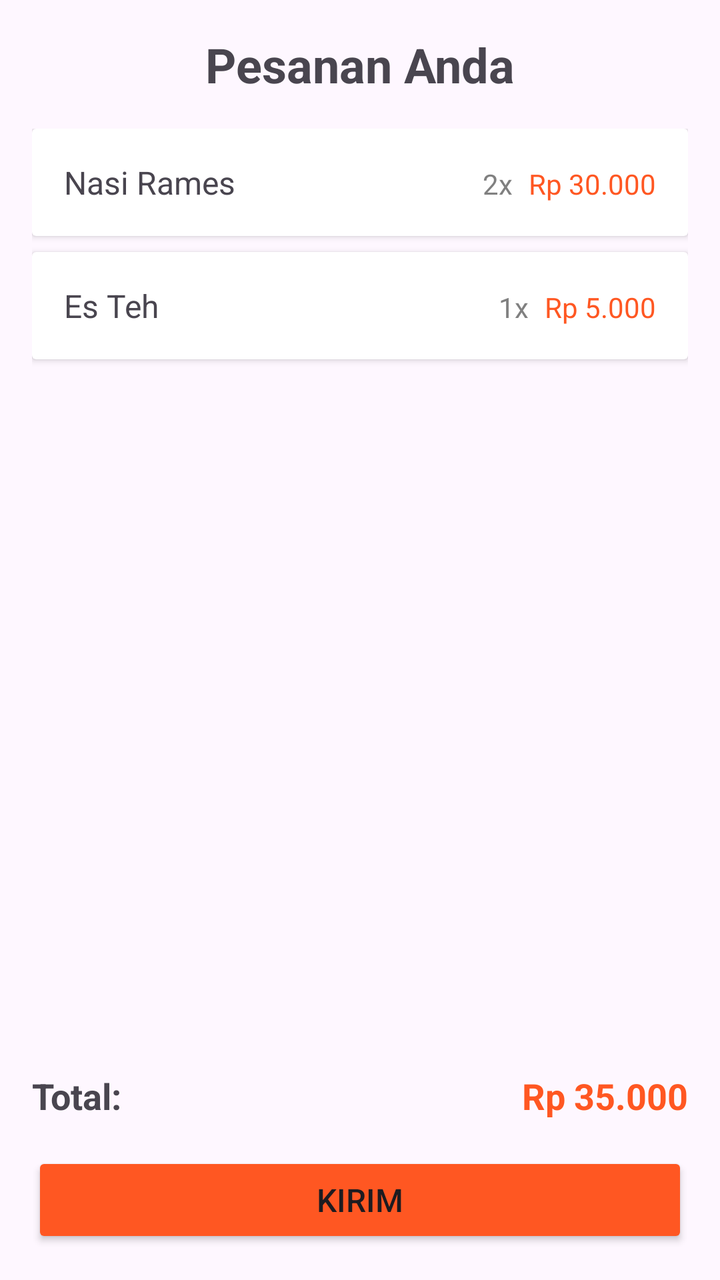
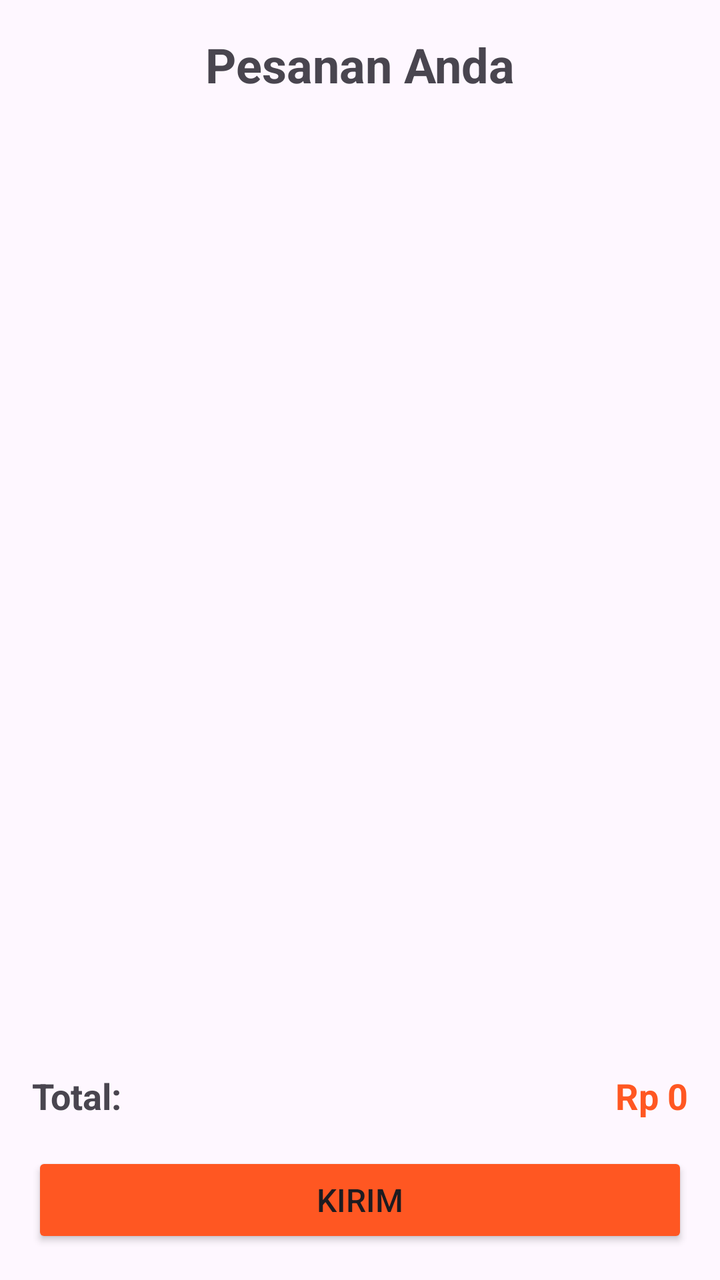

An Android layout rendered at two revisions. The XML below is the earlier revision; the diff shows what the commit changed to produce the second picture.
<!-- AndroidManifest.xml: application theme Theme.WarungWartegTegal -->
<!-- res/layout/activity_order.xml -->
<?xml version="1.0" encoding="utf-8"?>
<LinearLayout xmlns:android="http://schemas.android.com/apk/res/android"
    android:layout_width="match_parent"
    android:layout_height="match_parent"
    android:orientation="vertical"
    android:padding="16dp">

    <TextView
        android:layout_width="match_parent"
        android:layout_height="wrap_content"
        android:text="Pesanan Anda"
        android:textSize="24sp"
        android:textStyle="bold"
        android:gravity="center"
        android:layout_marginBottom="16dp" />

    <ScrollView
        android:layout_width="match_parent"
        android:layout_height="0dp"
        android:layout_weight="1">

        <LinearLayout
            android:layout_width="match_parent"
            android:layout_height="wrap_content"
            android:orientation="vertical">

            
            <androidx.cardview.widget.CardView
                android:layout_width="match_parent"
                android:layout_height="wrap_content"
                android:layout_marginBottom="8dp"
                android:elevation="2dp">

                <LinearLayout
                    android:layout_width="match_parent"
                    android:layout_height="wrap_content"
                    android:orientation="horizontal"
                    android:padding="16dp">

                    <TextView
                        android:layout_width="0dp"
                        android:layout_height="wrap_content"
                        android:layout_weight="1"
                        android:text="Nasi Rames"
                        android:textSize="16sp" />

                    <TextView
                        android:layout_width="wrap_content"
                        android:layout_height="wrap_content"
                        android:text="2x"
                        android:textColor="@color/gray"
                        android:layout_marginEnd="8dp" />

                    <TextView
                        android:layout_width="wrap_content"
                        android:layout_height="wrap_content"
                        android:text="Rp 30.000"
                        android:textColor="@color/orange" />

                </LinearLayout>

            </androidx.cardview.widget.CardView>

            <androidx.cardview.widget.CardView
                android:layout_width="match_parent"
                android:layout_height="wrap_content"
                android:layout_marginBottom="8dp"
                android:elevation="2dp">

                <LinearLayout
                    android:layout_width="match_parent"
                    android:layout_height="wrap_content"
                    android:orientation="horizontal"
                    android:padding="16dp">

                    <TextView
                        android:layout_width="0dp"
                        android:layout_height="wrap_content"
                        android:layout_weight="1"
                        android:text="Es Teh"
                        android:textSize="16sp" />

                    <TextView
                        android:layout_width="wrap_content"
                        android:layout_height="wrap_content"
                        android:text="1x"
                        android:textColor="@color/gray"
                        android:layout_marginEnd="8dp" />

                    <TextView
                        android:layout_width="wrap_content"
                        android:layout_height="wrap_content"
                        android:text="Rp 5.000"
                        android:textColor="@color/orange" />

                </LinearLayout>

            </androidx.cardview.widget.CardView>

        </LinearLayout>

    </ScrollView>

    <LinearLayout
        android:layout_width="match_parent"
        android:layout_height="wrap_content"
        android:orientation="horizontal"
        android:layout_marginBottom="16dp">

        <TextView
            android:layout_width="0dp"
            android:layout_height="wrap_content"
            android:layout_weight="1"
            android:text="Total:"
            android:textSize="18sp"
            android:textStyle="bold" />

        <TextView
            android:id="@+id/tvTotalPrice"
            android:layout_width="wrap_content"
            android:layout_height="wrap_content"
            android:text="Rp 35.000"
            android:textSize="18sp"
            android:textStyle="bold"
            android:textColor="@color/orange" />

    </LinearLayout>

    <Button
        android:id="@+id/btnKirim"
        android:layout_width="match_parent"
        android:layout_height="wrap_content"
        android:text="@string/kirim"
        android:backgroundTint="@color/orange"
        android:textSize="16sp" />

</LinearLayout>
<!-- resources referenced by this layout -->
<resources>
  <color name="gray">#FF808080</color>
  <color name="orange">#FFFF5722</color>
  <string name="kirim">Kirim</string>
  <style name="Theme.WarungWartegTegal" parent="Base.Theme.WarungWartegTegal" />
  <style name="Base.Theme.WarungWartegTegal" parent="Theme.Material3.DayNight.NoActionBar">
          
          <item name="colorPrimary">@color/orange</item>
          <item name="colorPrimaryVariant">@color/dark_orange</item>
          <item name="colorOnPrimary">@color/white</item>
      </style>
  <color name="dark_orange">#FFE64A19</color>
  <color name="white">#FFFFFFFF</color>
</resources>

<!-- the commit's change to res/layout/activity_order.xml (unified diff, before → after) -->
@@ -14,92 +14,11 @@
         android:gravity="center"
         android:layout_marginBottom="16dp" />
 
-    <ScrollView
+    <androidx.recyclerview.widget.RecyclerView
+        android:id="@+id/rvOrders"
         android:layout_width="match_parent"
         android:layout_height="0dp"
-        android:layout_weight="1">
-
-        <LinearLayout
-            android:layout_width="match_parent"
-            android:layout_height="wrap_content"
-            android:orientation="vertical">
-
-            
-            <androidx.cardview.widget.CardView
-                android:layout_width="match_parent"
-                android:layout_height="wrap_content"
-                android:layout_marginBottom="8dp"
-                android:elevation="2dp">
-
-                <LinearLayout
-                    android:layout_width="match_parent"
-                    android:layout_height="wrap_content"
-                    android:orientation="horizontal"
-                    android:padding="16dp">
-
-                    <TextView
-                        android:layout_width="0dp"
-                        android:layout_height="wrap_content"
-                        android:layout_weight="1"
-                        android:text="Nasi Rames"
-                        android:textSize="16sp" />
-
-                    <TextView
-                        android:layout_width="wrap_content"
-                        android:layout_height="wrap_content"
-                        android:text="2x"
-                        android:textColor="@color/gray"
-                        android:layout_marginEnd="8dp" />
-
-                    <TextView
-                        android:layout_width="wrap_content"
-                        android:layout_height="wrap_content"
-                        android:text="Rp 30.000"
-                        android:textColor="@color/orange" />
-
-                </LinearLayout>
-
-            </androidx.cardview.widget.CardView>
-
-            <androidx.cardview.widget.CardView
-                android:layout_width="match_parent"
-                android:layout_height="wrap_content"
-                android:layout_marginBottom="8dp"
-                android:elevation="2dp">
-
-                <LinearLayout
-                    android:layout_width="match_parent"
-                    android:layout_height="wrap_content"
-                    android:orientation="horizontal"
-                    android:padding="16dp">
-
-                    <TextView
-                        android:layout_width="0dp"
-                        android:layout_height="wrap_content"
-                        android:layout_weight="1"
-                        android:text="Es Teh"
-                        android:textSize="16sp" />
-
-                    <TextView
-                        android:layout_width="wrap_content"
-                        android:layout_height="wrap_content"
-                        android:text="1x"
-                        android:textColor="@color/gray"
-                        android:layout_marginEnd="8dp" />
-
-                    <TextView
-                        android:layout_width="wrap_content"
-                        android:layout_height="wrap_content"
-                        android:text="Rp 5.000"
-                        android:textColor="@color/orange" />
-
-                </LinearLayout>
-
-            </androidx.cardview.widget.CardView>
-
-        </LinearLayout>
-
-    </ScrollView>
+        android:layout_weight="1" />
 
     <LinearLayout
         android:layout_width="match_parent"
@@ -119,7 +38,7 @@
             android:id="@+id/tvTotalPrice"
             android:layout_width="wrap_content"
             android:layout_height="wrap_content"
-            android:text="Rp 35.000"
+            android:text="Rp 0"
             android:textSize="18sp"
             android:textStyle="bold"
             android:textColor="@color/orange" />
<!-- resource entries referenced after the edit -->
@@ -1,6 +1,5 @@
 <!-- resources referenced by this layout -->
 <resources>
-  <color name="gray">#FF808080</color>
   <color name="orange">#FFFF5722</color>
   <string name="kirim">Kirim</string>
   <style name="Theme.WarungWartegTegal" parent="Base.Theme.WarungWartegTegal" />
